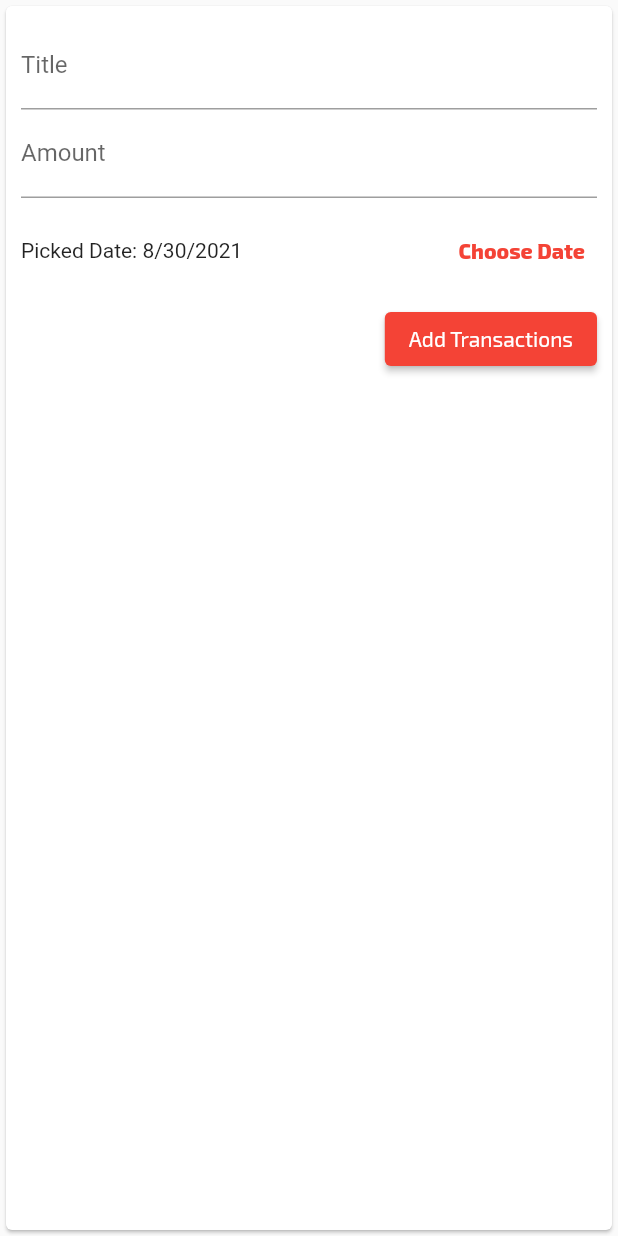
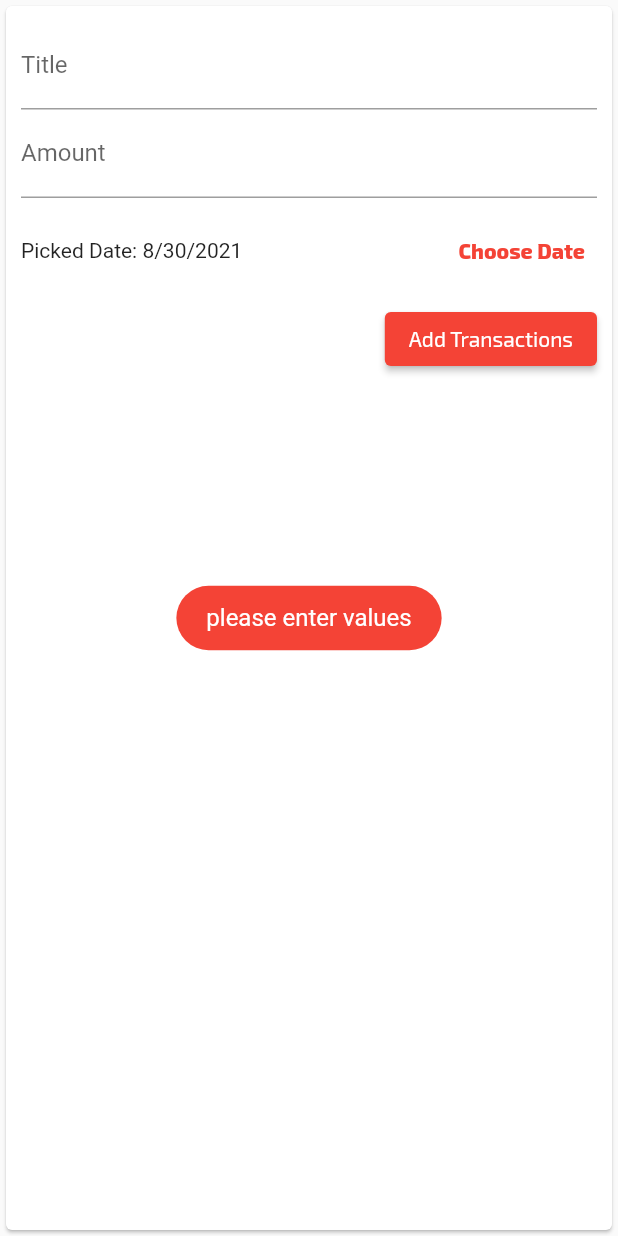
Before and after one commit to DesmondSol/expence_tracker, a Flutter app: the NewTransaction widget shown alone on an empty page, opened directly with empty values, after a tap on "Add Transactions", on a phone screen of 412 x 824 dp. Run offline on Flutter 3.47's test engine with Material 2 defaults, Android fonts, the phone set to English and light mode, and no system bars; our stand-ins replace fluttertoast; project files that could hold a hidden picture were left out.

Commit message:
working with minor ux improvemnt

```diff
--- a/lib/widgets/new_transaction.dart
+++ b/lib/widgets/new_transaction.dart
@@ -1,4 +1,5 @@
 import 'package:flutter/material.dart';
+import 'package:fluttertoast/fluttertoast.dart';
 import 'package:intl/intl.dart';
 
 // consider converting to stateful widget if stg is not working
@@ -20,6 +21,14 @@ class _NewTransactionState extends State<NewTransaction> {
   void _submitData() {
     if (_titleController.text.isEmpty || _amountContoller.text.isEmpty) {
       print('please enter values');
+      Fluttertoast.showToast(
+          msg: "please enter values",
+          toastLength: Toast.LENGTH_SHORT,
+          gravity: ToastGravity.CENTER,
+          timeInSecForIosWeb: 1,
+          backgroundColor: Colors.red,
+          textColor: Colors.white,
+          fontSize: 16.0);
       return;
     }
     final enteredTitle = _titleController.text;
@@ -28,9 +37,17 @@ class _NewTransactionState extends State<NewTransaction> {
     // double.parse(amountContoller.text)
     if (enteredAmnt <= 0) {
       print('please enter realistic values');
+      Fluttertoast.showToast(
+          msg: "please enter realistic values",
+          toastLength: Toast.LENGTH_SHORT,
+          gravity: ToastGravity.CENTER,
+          timeInSecForIosWeb: 1,
+          backgroundColor: Colors.red,
+          textColor: Colors.white,
+          fontSize: 16.0);
       return;
     }
-    widget.addtx(enteredTitle, enteredAmnt,_selectedDate);
+    widget.addtx(enteredTitle, enteredAmnt, _selectedDate);
     Navigator.of(context).pop();
   }
 
@@ -66,7 +83,7 @@ class _NewTransactionState extends State<NewTransaction> {
             ),
             TextField(
               controller: _amountContoller,
-              onSubmitted: (_) => _submitData(),
+              //onSubmitted: (_) => _submitData(),
 
               keyboardType: TextInputType.numberWithOptions(decimal: true),
               //      onChanged: (val) => amntInput = val,  is an alternative to thr controller above
--- a/pubspec.yaml
+++ b/pubspec.yaml
@@ -29,6 +29,7 @@ dependencies:
   # Use with the CupertinoIcons class for iOS style icons.
   cupertino_icons: ^1.0.2
   intl: ^0.17.0
+  fluttertoast: ^8.0.8
 
 dev_dependencies:
   flutter_test:
```
Also changed, not shown: pubspec.lock.
